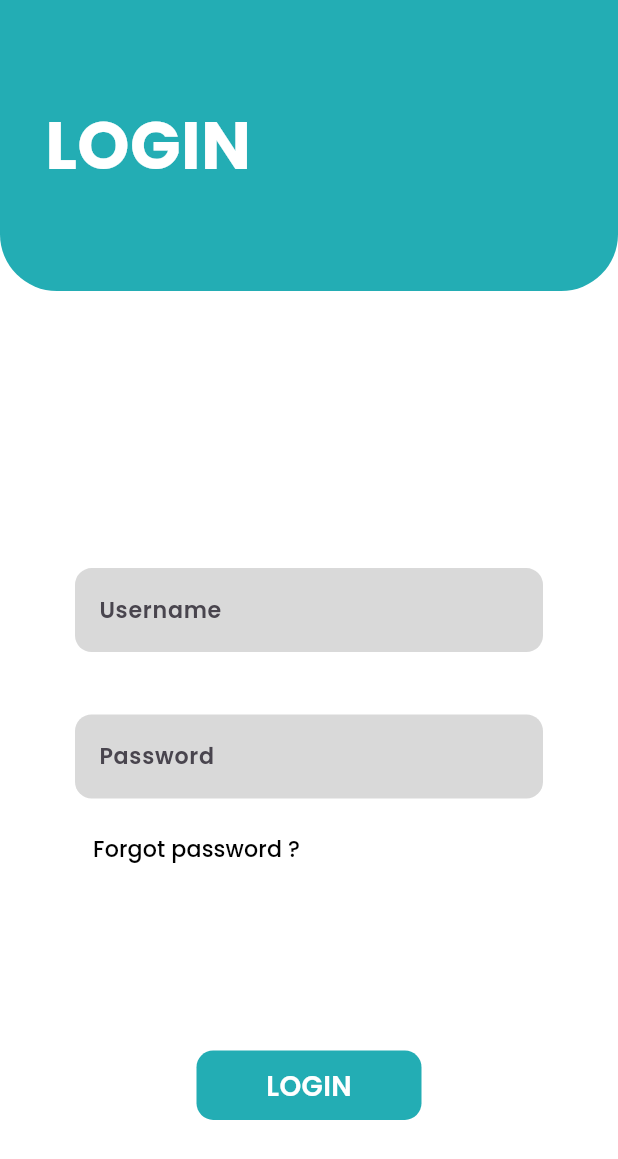
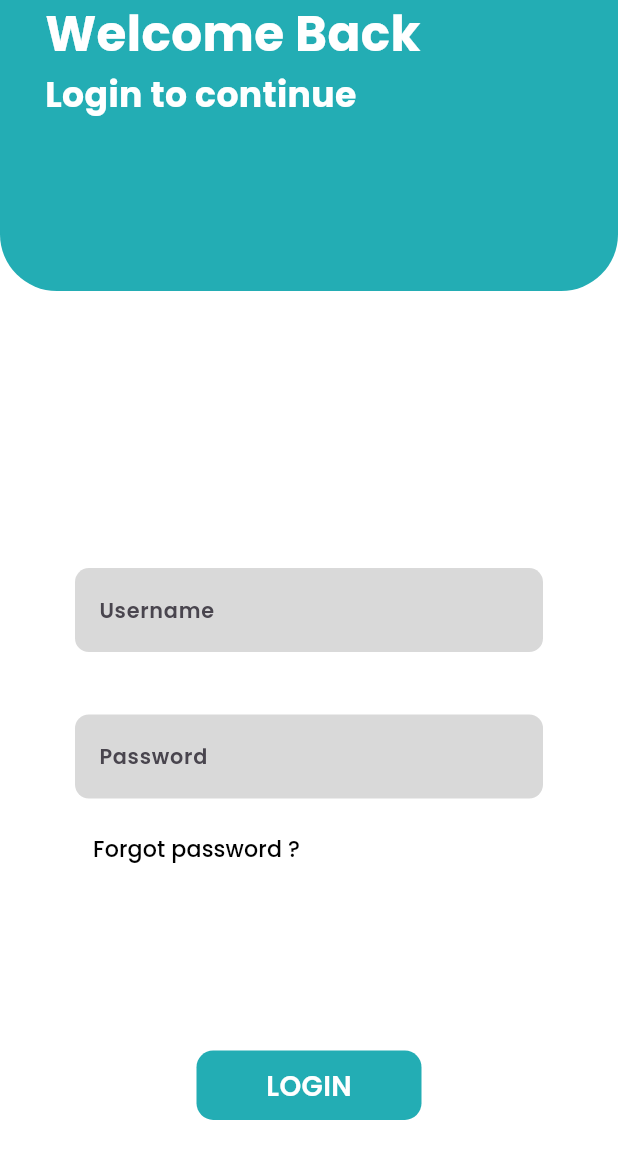
Before and after one commit to ANJANA-V2003/edusphere, a Flutter app: the screen it shows after launch, on a phone screen of 412 x 824 dp. Shown: the top 1159 px of the screen. Run offline on Flutter 3.47's test engine with Material 3 defaults, Android fonts, the phone set to English and light mode, and no system bars; our stand-ins replace flutter_screenutil, flutter_svg, get, google_fonts.

Commit message:
Teachers module

```diff
--- a/lib/Admin_module/admin_login.dart
+++ b/lib/Admin_module/admin_login.dart
@@ -56,23 +56,7 @@ class _Admin_LoginState extends State<Admin_Login> {
                   )
                 ],
               ),
-              // Padding(
-              //   padding: EdgeInsets.only(left: 50.w, right: 50.w, top: 200.h),
-              //   child: Obx(() => TextFormField(
-              //     onChanged: (value) {
-              //       loginController.username.value = value;
-              //     },
-              //     decoration: InputDecoration(
-              //         fillColor: Color(0xffD9D9D9),
-              //         filled: true,
-              //         hintText: "Username",
-              //         hintStyle: GoogleFonts.poppins(
-              //             fontSize: 16.sp, fontWeight: FontWeight.w600),
-              //         border: OutlineInputBorder(
-              //             borderRadius: BorderRadius.circular(12.r),
-              //             borderSide: BorderSide.none)),
-              //   )),
-              // ),
+
               Padding(
                 padding: EdgeInsets.only(left: 50.w, right: 50.w, top: 200.h),
                 child: TextFormField(
@@ -87,29 +71,12 @@ class _Admin_LoginState extends State<Admin_Login> {
                       filled: true,
                       hintText: "Username",
                       hintStyle: GoogleFonts.poppins(
-                          fontSize: 16.sp, fontWeight: FontWeight.w600),
+                          fontSize: 15.sp, fontWeight: FontWeight.w600),
                       border: OutlineInputBorder(
-                          borderRadius: BorderRadius.circular(12.r),
+                          borderRadius: BorderRadius.circular(10.r),
                           borderSide: BorderSide.none)),
                 ),
               ),
-              // Padding(
-              //   padding: EdgeInsets.only(left: 50.w, right: 50.w, top: 45.h),
-              //   child: Obx(() => TextFormField(
-              //     onChanged: (value) {
-              //       loginController.password.value = value;
-              //     },
-              //     decoration: InputDecoration(
-              //         fillColor: Color(0xffD9D9D9),
-              //         filled: true,
-              //         hintText: "Password",
-              //         hintStyle: GoogleFonts.poppins(
-              //             fontSize: 16.sp, fontWeight: FontWeight.w600),
-              //         border: OutlineInputBorder(
-              //             borderRadius: BorderRadius.circular(12.r),
-              //             borderSide: BorderSide.none)),
-              //   )),
-              // ),
               Padding(
                 padding: EdgeInsets.only(left: 50.w, right: 50.w, top: 45.h),
                 child: TextFormField(
@@ -124,9 +91,9 @@ class _Admin_LoginState extends State<Admin_Login> {
                       filled: true,
                       hintText: "Password",
                       hintStyle: GoogleFonts.poppins(
-                          fontSize: 16.sp, fontWeight: FontWeight.w600),
+                          fontSize: 15.sp, fontWeight: FontWeight.w600),
                       border: OutlineInputBorder(
-                          borderRadius: BorderRadius.circular(12.r),
+                          borderRadius: BorderRadius.circular(10.r),
                           borderSide: BorderSide.none)),
                 ),
               ),
--- a/lib/Teachers-module/Teacher_Login.dart
+++ b/lib/Teachers-module/Teacher_Login.dart
@@ -1,5 +1,8 @@
+import 'package:edushpere/Teachers-module/Teacher_home.dart';
 import 'package:flutter/cupertino.dart';
 import 'package:flutter/material.dart';
+import 'package:flutter_screenutil/flutter_screenutil.dart';
+import 'package:google_fonts/google_fonts.dart';
 
 class TeacherLogin extends StatefulWidget {
   const TeacherLogin({super.key});
@@ -15,7 +18,7 @@ class _TeacherLoginState extends State<TeacherLogin> {
   final pswdctrl = TextEditingController();
   @override
   Widget build(BuildContext context) {
-    return  Scaffold(
+    return Scaffold(
       backgroundColor: Colors.white,
       body: SingleChildScrollView(
         child: Form(
@@ -32,40 +35,42 @@ class _TeacherLoginState extends State<TeacherLogin> {
                         borderRadius: BorderRadius.only(
                             bottomLeft: Radius.circular(41.r),
                             bottomRight: Radius.circular(41.r))),
-                    child: Row(
+                    child: SafeArea(
+                      child: Column(
+                        children: [ Row(
+                          children: [
+                            Padding(
+                              padding: EdgeInsets.only(left: 30.w, ),
+                              child: Text(
+                                "Welcome Back",
+                                style: GoogleFonts.poppins(
+                                    color: Colors.white,
+                                    fontWeight: FontWeight.w700,
+                                    fontSize: 35.sp),
+                              ),
+                            )
+                          ],
+                        ),
+                          Row(
                             children: [
                               Padding(
                                 padding: EdgeInsets.only(left: 30.w),
                                 child: Text(
-                            "LOGIN",
+                                  "Login to continue",
                                   style: GoogleFonts.poppins(
                                       color: Colors.white,
                                       fontWeight: FontWeight.w700,
-                                fontSize: 48.sp),
+                                      fontSize: 25.sp),
                                 ),
                               )
                             ],
                           ),
+                        ],
+                      ),
+                    ),
                   )
                 ],
               ),
-              // Padding(
-              //   padding: EdgeInsets.only(left: 50.w, right: 50.w, top: 200.h),
-              //   child: Obx(() => TextFormField(
-              //     onChanged: (value) {
-              //       loginController.username.value = value;
-              //     },
-              //     decoration: InputDecoration(
-              //         fillColor: Color(0xffD9D9D9),
-              //         filled: true,
-              //         hintText: "Username",
-              //         hintStyle: GoogleFonts.poppins(
-              //             fontSize: 16.sp, fontWeight: FontWeight.w600),
-              //         border: OutlineInputBorder(
-              //             borderRadius: BorderRadius.circular(12.r),
-              //             borderSide: BorderSide.none)),
-              //   )),
-              // ),
               Padding(
                 padding: EdgeInsets.only(left: 50.w, right: 50.w, top: 200.h),
                 child: TextFormField(
@@ -80,29 +85,12 @@ class _TeacherLoginState extends State<TeacherLogin> {
                       filled: true,
                       hintText: "Username",
                       hintStyle: GoogleFonts.poppins(
-                          fontSize: 16.sp, fontWeight: FontWeight.w600),
+                          fontSize: 15.sp, fontWeight: FontWeight.w600),
                       border: OutlineInputBorder(
-                          borderRadius: BorderRadius.circular(12.r),
+                          borderRadius: BorderRadius.circular(10.r),
                           borderSide: BorderSide.none)),
                 ),
               ),
-              // Padding(
-              //   padding: EdgeInsets.only(left: 50.w, right: 50.w, top: 45.h),
-              //   child: Obx(() => TextFormField(
-              //     onChanged: (value) {
-              //       loginController.password.value = value;
-              //     },
-              //     decoration: InputDecoration(
-              //         fillColor: Color(0xffD9D9D9),
-              //         filled: true,
-              //         hintText: "Password",
-              //         hintStyle: GoogleFonts.poppins(
-              //             fontSize: 16.sp, fontWeight: FontWeight.w600),
-              //         border: OutlineInputBorder(
-              //             borderRadius: BorderRadius.circular(12.r),
-              //             borderSide: BorderSide.none)),
-              //   )),
-              // ),
               Padding(
                 padding: EdgeInsets.only(left: 50.w, right: 50.w, top: 45.h),
                 child: TextFormField(
@@ -117,9 +105,9 @@ class _TeacherLoginState extends State<TeacherLogin> {
                       filled: true,
                       hintText: "Password",
                       hintStyle: GoogleFonts.poppins(
-                          fontSize: 16.sp, fontWeight: FontWeight.w600),
+                          fontSize: 15.sp, fontWeight: FontWeight.w600),
                       border: OutlineInputBorder(
-                          borderRadius: BorderRadius.circular(12.r),
+                          borderRadius: BorderRadius.circular(10.r),
                           borderSide: BorderSide.none)),
                 ),
               ),
@@ -147,21 +135,11 @@ class _TeacherLoginState extends State<TeacherLogin> {
                     child: GestureDetector(
                       onTap: () {
                         if (form_key.currentState!.validate()) {
-                          if (namectrl.text == "Anjana" && pswdctrl.text == "anjana") {
                           Navigator.push(context, MaterialPageRoute(
                             builder: (context) {
-                                return Admin_Home();
+                              return Teacher_Home();
                             },
                           ));
-                          }
-                          else{
-                            ScaffoldMessenger.of(context).showSnackBar(
-                              SnackBar(
-                                content: Text('Invalid username or password!'),
-                                backgroundColor: Colors.red,
-                              ),
-                            );
-                          }
                         }
                       },
                       child: Container(
@@ -184,44 +162,6 @@ class _TeacherLoginState extends State<TeacherLogin> {
                   )
                 ],
               )
-              // Row(
-              //   mainAxisAlignment: MainAxisAlignment.center,
-              //   children: [
-              //     Padding(
-              //       padding: EdgeInsets.only(top: 120.h),
-              //       child: GestureDetector(
-              //         onTap: () {
-              //           // Check if username and password are valid
-              //           if (loginController.username.value.isNotEmpty &&
-              //               loginController.password.value.isNotEmpty) {
-              //             // If valid, navigate to Home page
-              //             Get.to(() => Admin_Home());
-              //           } else {
-              //             // Show an error message if fields are empty
-              //             Get.snackbar('Error', 'Please enter both username and password.',
-              //                 snackPosition: SnackPosition.BOTTOM);
-              //           }
-              //         },
-              //         child: Container(
-              //           height: 50.h,
-              //           width: 150.w,
-              //           decoration: BoxDecoration(
-              //               color: Color(0xff23ADB4),
-              //               borderRadius: BorderRadius.circular(12.r)),
-              //           child: Center(
-              //             child: Text(
-              //               "LOGIN",
-              //               style: GoogleFonts.poppins(
-              //                   fontWeight: FontWeight.w600,
-              //                   fontSize: 20.sp,
-              //                   color: Colors.white),
-              //             ),
-              //           ),
-              //         ),
-              //       ),
-              //     )
-              //   ],
-              // )
             ],
           ),
         ),
--- a/lib/main.dart
+++ b/lib/main.dart
@@ -43,7 +43,7 @@ class MyApp extends StatelessWidget {
         colorScheme: ColorScheme.fromSeed(seedColor: Colors.deepPurple),
         useMaterial3: true,
       ),
-      home: Admin_Login(),
+      home: TeacherLogin(),
     ));
   }
 }
```
Also changed, not shown: lib/Teachers-module/Teacher_home.dart (added, +94 -0 lines), assets/icons/lets-icons_bell-light.svg (added). Lines whose indentation alone changed are shown as unchanged.
